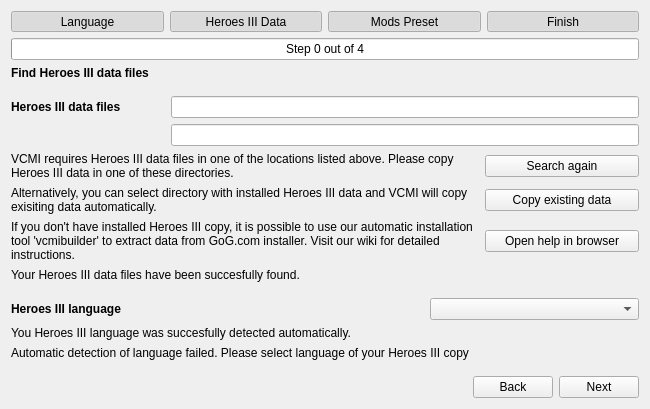
First picture: the form in launcher/firstLaunch/firstlaunch_moc.ui, repository vcmi/vcmi, before the edit.
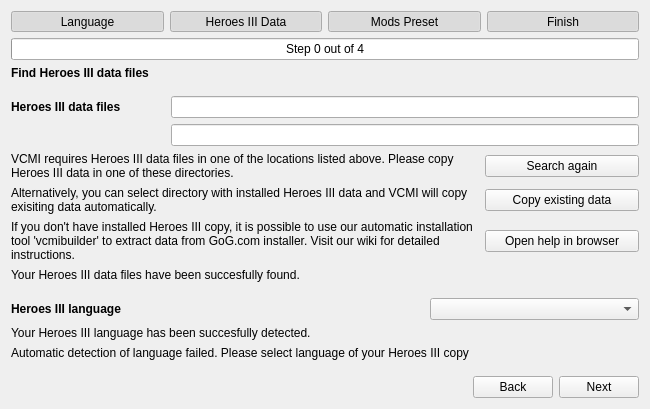
Second picture: the form after the edit. The open tabs and pages were chosen to show the change.

Patch:
```diff
--- a/launcher/firstLaunch/firstlaunch_moc.ui
+++ b/launcher/firstLaunch/firstlaunch_moc.ui
@@ -424,7 +424,7 @@
          <item row="1" column="0" colspan="2">
           <widget class="QLabel" name="labelDataSuccess">
            <property name="text">
-            <string>You Heroes III language was succesfully detected automatically.</string>
+            <string>Your Heroes III language has been succesfully detected.</string>
            </property>
            <property name="wordWrap">
             <bool>true</bool>
```
Left out of the diff: 32 changed lines with no effect on the pictures.
